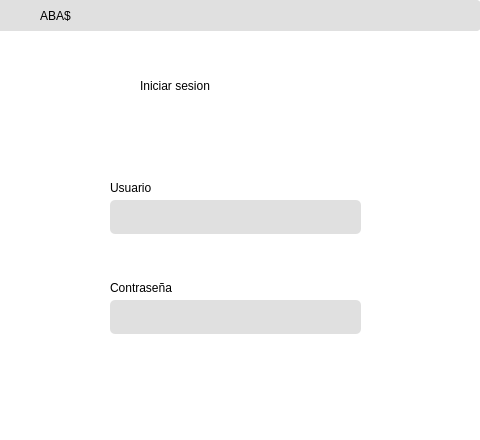
This is UI/login.ui in adriii0104/ABAS_SYSTEM as Qt 5 draws it before an edit. The edited form follows.
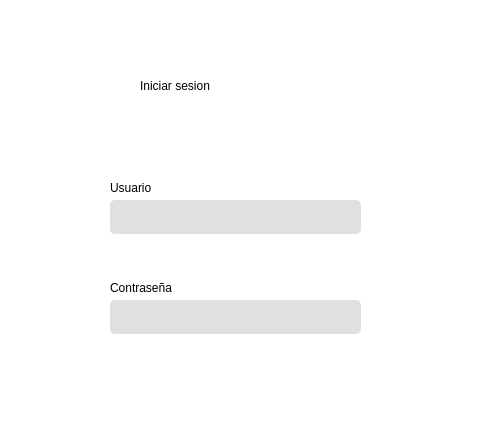
This is the edited form. Icons and pictures are not drawn.

What changed in the file:
```diff
--- a/UI/login.ui
+++ b/UI/login.ui
@@ -195,109 +195,6 @@
      <enum>QLineEdit::Password</enum>
     </property>
    </widget>
-   <widget class="QWidget" name="widget" native="true">
-    <property name="geometry">
-     <rect>
-      <x>-10</x>
-      <y>0</y>
-      <width>491</width>
-      <height>31</height>
-     </rect>
-    </property>
-    <property name="styleSheet">
-     <string notr="true">background-color: #E0E0E0;
-
-</string>
-    </property>
-    <widget class="QLabel" name="system">
-     <property name="geometry">
-      <rect>
-       <x>50</x>
-       <y>0</y>
-       <width>41</width>
-       <height>31</height>
-      </rect>
-     </property>
-     <property name="styleSheet">
-      <string notr="true">font: 10.5pt &quot;Bahnschrift Light&quot;;
-color: rgb(0, 0, 0);</string>
-     </property>
-     <property name="text">
-      <string>ABA$</string>
-     </property>
-    </widget>
-    <widget class="QPushButton" name="close">
-     <property name="geometry">
-      <rect>
-       <x>460</x>
-       <y>0</y>
-       <width>31</width>
-       <height>31</height>
-      </rect>
-     </property>
-     <property name="cursor">
-      <cursorShape>PointingHandCursor</cursorShape>
-     </property>
-     <property name="styleSheet">
-      <string notr="true">:hover{
-background-color: #BABABA;
-
-}</string>
-     </property>
-     <property name="text">
-      <string/>
-     </property>
-     <property name="icon">
-      <iconset>
-       <normaloff>../IMGS/08.png</normaloff>../IMGS/08.png</iconset>
-     </property>
-    </widget>
-    <widget class="QPushButton" name="minimized">
-     <property name="geometry">
-      <rect>
-       <x>430</x>
-       <y>0</y>
-       <width>31</width>
-       <height>31</height>
-      </rect>
-     </property>
-     <property name="cursor">
-      <cursorShape>PointingHandCursor</cursorShape>
-     </property>
-     <property name="styleSheet">
-      <string notr="true">:hover{
-background-color: #BABABA;
-
-}</string>
-     </property>
-     <property name="inputMethodHints">
-      <set>Qt::ImhNone</set>
-     </property>
-     <property name="text">
-      <string/>
-     </property>
-     <property name="icon">
-      <iconset>
-       <normaloff>../IMGS/09.png</normaloff>../IMGS/09.png</iconset>
-     </property>
-    </widget>
-    <widget class="QLabel" name="logo">
-     <property name="geometry">
-      <rect>
-       <x>20</x>
-       <y>0</y>
-       <width>29</width>
-       <height>31</height>
-      </rect>
-     </property>
-     <property name="text">
-      <string/>
-     </property>
-     <property name="pixmap">
-      <pixmap>../IMGS/11.png</pixmap>
-     </property>
-    </widget>
-   </widget>
   </widget>
  </widget>
  <resources/>
```
